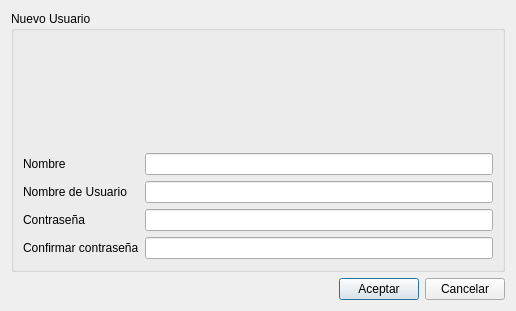
First picture: the form in RumbaBurger/form_user.ui, repository yordanlp/RumbaBurger, before the edit.
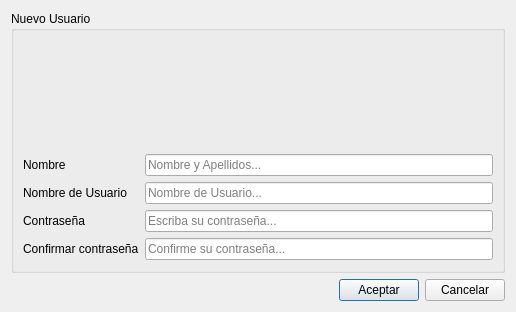
Second picture: the form after the edit. Icons and pictures are not drawn.

Patch:
```diff
--- a/RumbaBurger/form_user.ui
+++ b/RumbaBurger/form_user.ui
@@ -7,7 +7,7 @@
     <x>0</x>
     <y>0</y>
     <width>516</width>
-    <height>311</height>
+    <height>312</height>
    </rect>
   </property>
   <property name="windowTitle">
@@ -66,7 +66,11 @@
          </widget>
         </item>
         <item row="0" column="1">
-         <widget class="QLineEdit" name="le_nombre"/>
+         <widget class="QLineEdit" name="le_nombre">
+          <property name="placeholderText">
+           <string>Nombre y Apellidos...</string>
+          </property>
+         </widget>
         </item>
         <item row="1" column="0">
          <widget class="QLabel" name="label_2">
@@ -76,7 +80,11 @@
          </widget>
         </item>
         <item row="1" column="1">
-         <widget class="QLineEdit" name="le_username"/>
+         <widget class="QLineEdit" name="le_username">
+          <property name="placeholderText">
+           <string>Nombre de Usuario...</string>
+          </property>
+         </widget>
         </item>
         <item row="2" column="0">
          <widget class="QLabel" name="label_3">
@@ -90,6 +98,9 @@
           <property name="echoMode">
            <enum>QLineEdit::Password</enum>
           </property>
+          <property name="placeholderText">
+           <string>Escriba su contraseña...</string>
+          </property>
          </widget>
         </item>
         <item row="3" column="0">
@@ -104,6 +115,9 @@
           <property name="echoMode">
            <enum>QLineEdit::Password</enum>
           </property>
+          <property name="placeholderText">
+           <string>Confirme su contraseña...</string>
+          </property>
          </widget>
         </item>
        </layout>
```
